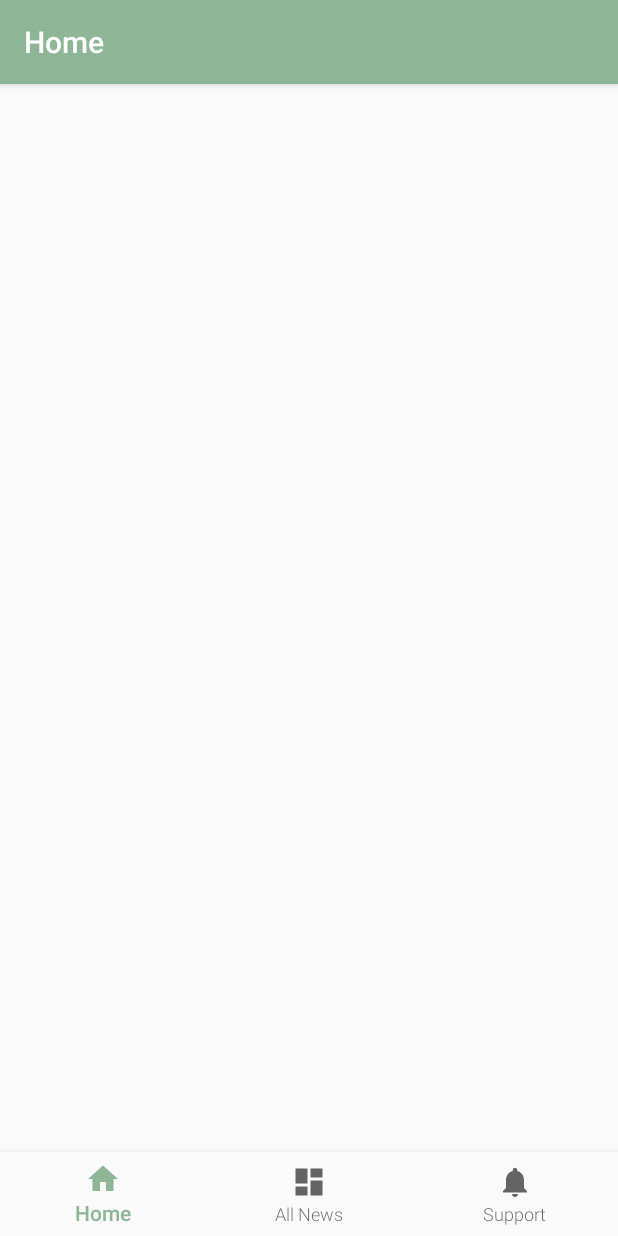
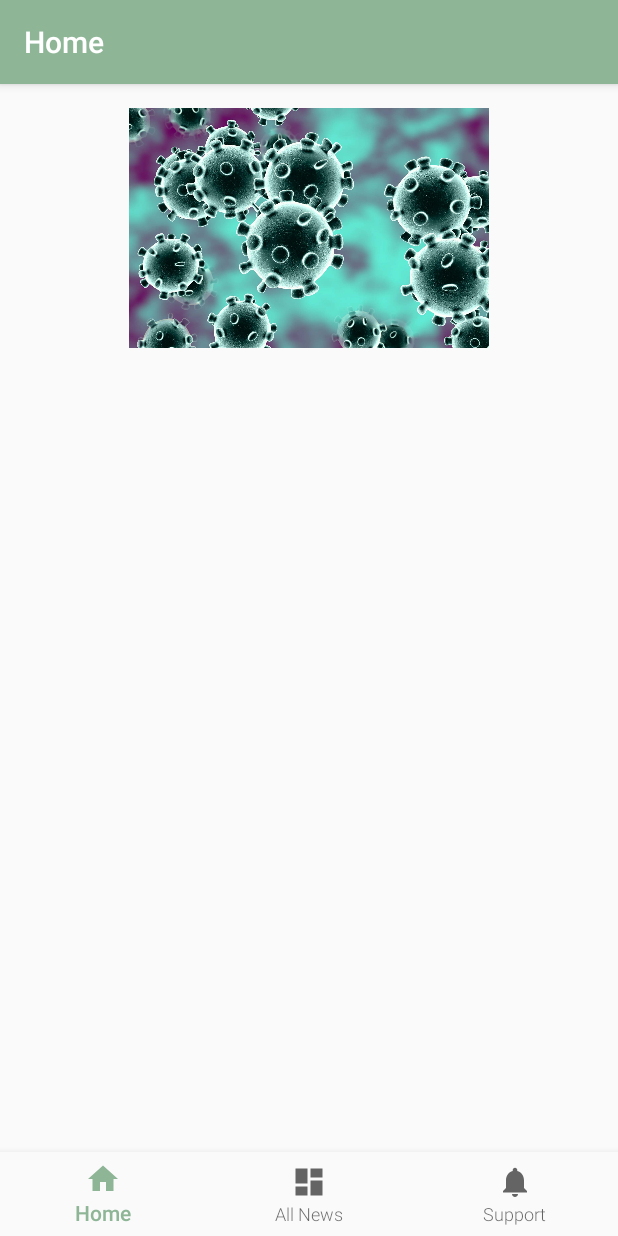
Before and after one commit to hanssy130/CORONAFeed, an Android app: the HomeActivity screen opened directly, with no data from a screen before it, on a phone screen of 412 x 824 dp. Run offline under Robolectric (Android 15) with nearby library versions, the phone set to English and light mode, and no system bars; our stand-ins replace navigation-ui.

Commit message:
Successfully added an image.

```diff
--- a/app/src/main/java/ca/bcit/coronafeed/ui/home/HomeFragment.java
+++ b/app/src/main/java/ca/bcit/coronafeed/ui/home/HomeFragment.java
@@ -6,6 +6,7 @@ import android.util.Log;
 import android.view.LayoutInflater;
 import android.view.View;
 import android.view.ViewGroup;
+import android.widget.ImageView;
 import android.widget.ListView;
 import android.widget.TextView;
 import android.widget.Toast;
--- a/app/src/main/res/layout/activity_home.xml
+++ b/app/src/main/res/layout/activity_home.xml
@@ -3,8 +3,7 @@
     xmlns:app="http://schemas.android.com/apk/res-auto"
     android:id="@+id/container"
     android:layout_width="match_parent"
-    android:layout_height="match_parent"
-    android:paddingTop="?attr/actionBarSize">
+    android:layout_height="match_parent">
 
     <com.google.android.material.bottomnavigation.BottomNavigationView
         android:id="@+id/nav_view"
--- a/app/src/main/res/layout/fragment_home.xml
+++ b/app/src/main/res/layout/fragment_home.xml
@@ -1,11 +1,26 @@
 <?xml version="1.0" encoding="utf-8"?>
-<ScrollView xmlns:android="http://schemas.android.com/apk/res/android"
+<LinearLayout xmlns:android="http://schemas.android.com/apk/res/android"
     xmlns:app="http://schemas.android.com/apk/res-auto"
     xmlns:tools="http://schemas.android.com/tools"
     android:layout_width="match_parent"
     android:layout_height="fill_parent"
     tools:context=".ui.home.HomeFragment"
     android:id="@+id/homeFragment"
+    android:orientation="vertical"
+    >
+
+    <ImageView
+        android:layout_width="wrap_content"
+        android:layout_height="wrap_content"
+        android:src="@drawable/covid"
+        android:layout_weight="3"
+        android:padding="16dp"
+        />
+
+    <ScrollView
+        android:layout_width="match_parent"
+        android:layout_height="match_parent"
+        android:layout_weight="1"
         android:fillViewport="true">
 
         <ListView
@@ -15,3 +30,4 @@
             />
 
     </ScrollView>
+</LinearLayout>
```
Also changed, not shown: app/src/main/res/layout/list_row_layout.xml (+10 -12 lines), app/src/main/res/drawable-v24/covid.jpg (added). Lines whose indentation alone changed are shown as unchanged.
